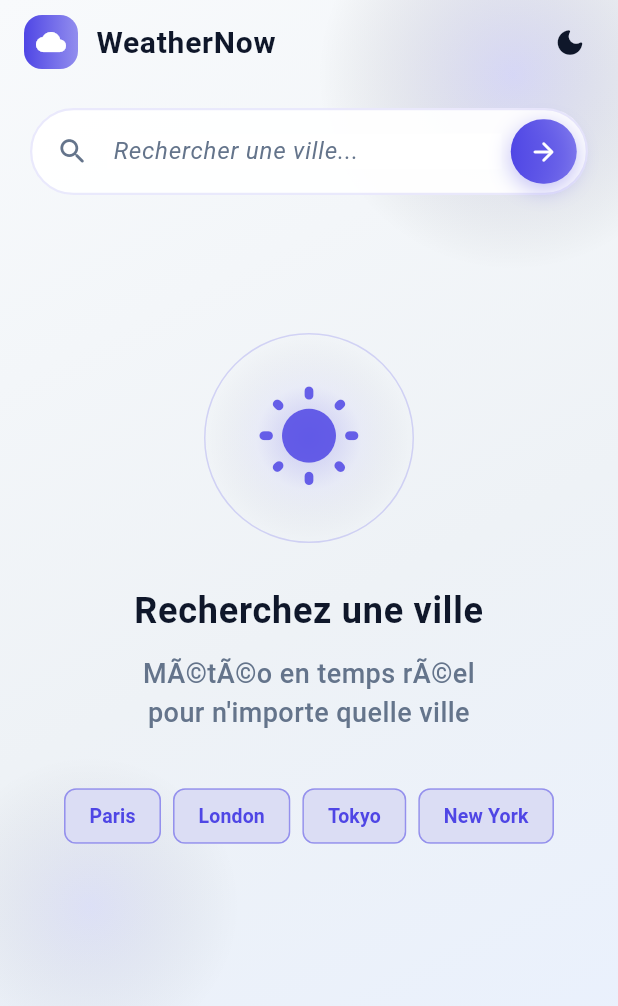
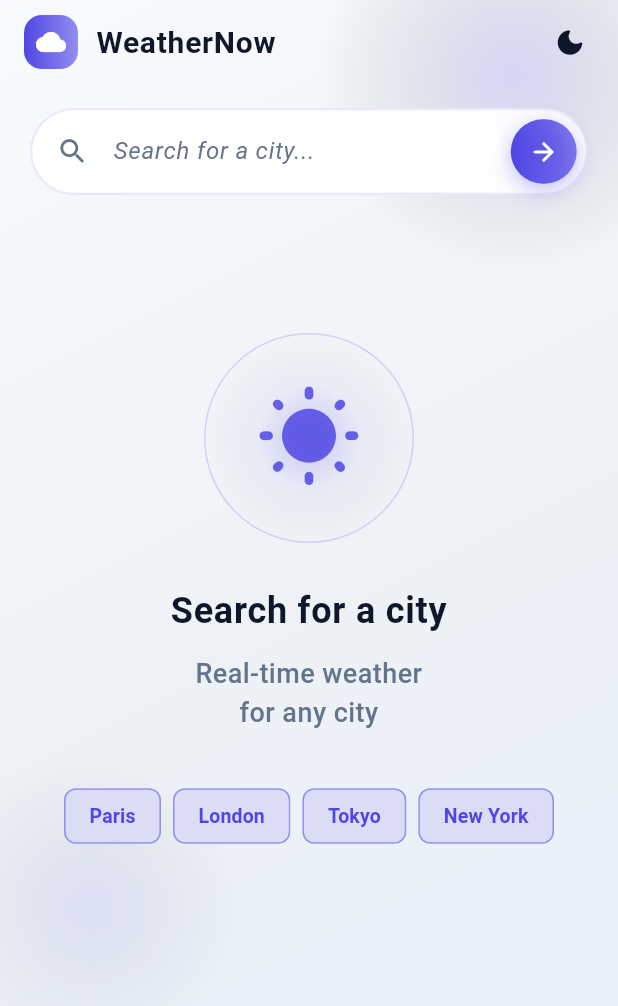
Before and after one commit to zorgui-houssem/Flutter-Developer-Assessment, a Flutter app: the screen it shows after launch, after a tap on the "light mode" icon, on a phone screen of 412 x 824 dp. Shown: the top 1006 px of the screen. Run offline on Flutter 3.47's test engine with Material 3 defaults, Android fonts, the phone set to English and light mode, and no system bars; our stand-ins replace connectivity_plus, dartz, dio, equatable, flutter_bloc, flutter_dotenv and 4 more; accounts and stored records are empty.

```diff
--- a/lib/features/weather/presentation/pages/weather_page.dart
+++ b/lib/features/weather/presentation/pages/weather_page.dart
@@ -85,7 +85,7 @@ class WeatherPage extends StatelessWidget {
               ),
               onPressed: () =>
                   context.read<ThemeBloc>().add(const ThemeToggled()),
-              tooltip: themeState.isDark ? 'Mode clair' : 'Mode sombre',
+              tooltip: themeState.isDark ? 'Light mode' : 'Dark mode',
             );
           },
         ),
@@ -294,7 +294,7 @@ class _WelcomeState extends StatelessWidget {
             ),
             const SizedBox(height: 28),
             Text(
-              'Recherchez une ville',
+              'Search for a city',
               style: AppTextStyles.cityName(
                 isDark ? AppColors.darkTextPrimary : AppColors.lightTextPrimary,
               ).copyWith(fontSize: 24),
@@ -302,7 +302,7 @@ class _WelcomeState extends StatelessWidget {
             ),
             const SizedBox(height: 12),
             Text(
-              'MÃ©tÃ©o en temps rÃ©el\npour n\'importe quelle ville',
+              'Real-time weather\nfor any city',
               style: AppTextStyles.condition(textSecondary),
               textAlign: TextAlign.center,
             ),
--- a/lib/features/weather/presentation/widgets/offline_banner.dart
+++ b/lib/features/weather/presentation/widgets/offline_banner.dart
@@ -83,7 +83,7 @@ class _OfflineBannerState extends State<OfflineBanner>
                   crossAxisAlignment: CrossAxisAlignment.start,
                   children: [
                     Text(
-                      'Wifi ou Internet off',
+                      'WiFi or Internet Off',
                       style: AppTextStyles.offlineBanner(Colors.white),
                     ),
                     const SizedBox(height: 2),
--- a/lib/features/weather/presentation/widgets/recent_searches_list.dart
+++ b/lib/features/weather/presentation/widgets/recent_searches_list.dart
@@ -23,7 +23,7 @@ class RecentSearchesList extends StatelessWidget {
             Padding(
               padding: const EdgeInsets.only(bottom: 10),
               child: Text(
-                'Recherches rÃ©centes',
+                'Recent Searches',
                 style: AppTextStyles.statLabel(
                   isDark
                       ? AppColors.darkTextSecondary
--- a/lib/features/weather/presentation/widgets/search_bar_widget.dart
+++ b/lib/features/weather/presentation/widgets/search_bar_widget.dart
@@ -157,7 +157,7 @@ class _SearchBarWidgetState extends State<SearchBarWidget>
                         child: Padding(
                           padding: const EdgeInsets.all(16),
                           child: Text(
-                            'Aucune ville pour "${state.query}"',
+                            'No cities found for "${state.query}"',
                             style: TextStyle(
                               color: Theme.of(context).brightness ==
                                       Brightness.dark
@@ -342,7 +342,7 @@ class _SearchBarWidgetState extends State<SearchBarWidget>
                       : AppColors.lightTextPrimary,
                 ),
                 decoration: InputDecoration(
-                  hintText: 'Rechercher une ville...',
+                  hintText: 'Search for a city...',
                   hintStyle: AppTextStyles.searchHint(
                     isDark
                         ? AppColors.darkTextSecondary
```
